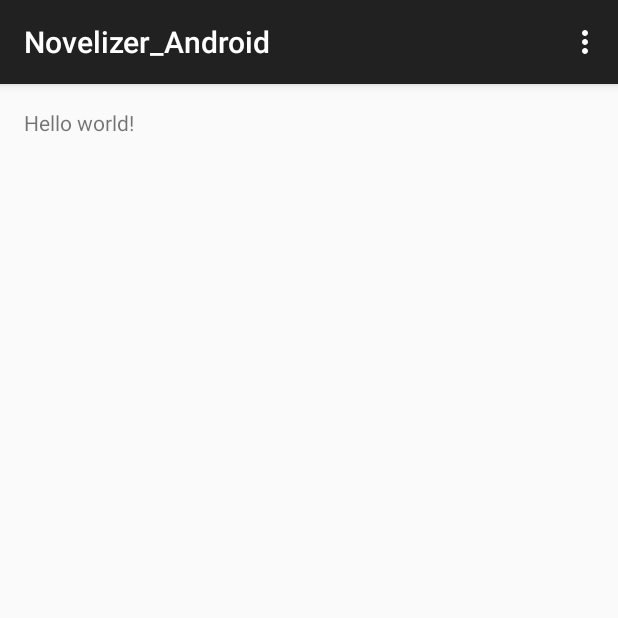
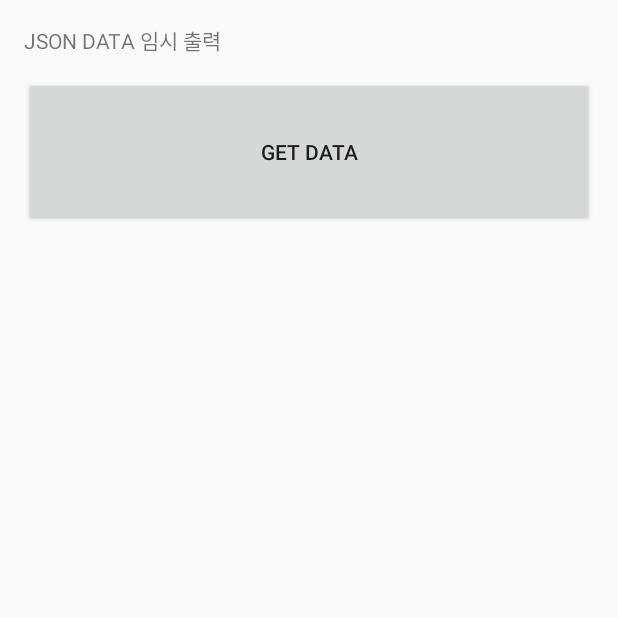
Before and after one commit to NHNNEXT/2015-03-DEVWEB-UNDEFINED, an Android app: the screen it shows after launch (ViewerActivity), on a phone screen of 412 x 824 dp, the top half of it. Run offline under Robolectric (Android 15) with nearby library versions, the light colour scheme and no system bars; 2 statements that could not run were skipped.

Commit message:
Android Retrofit 실험중

```diff
--- a/Novelizer_Android/app/build.gradle
+++ b/Novelizer_Android/app/build.gradle
@@ -22,4 +22,5 @@ android {
 dependencies {
     compile fileTree(dir: 'libs', include: ['*.jar'])
     compile 'com.android.support:appcompat-v7:22.2.0'
+    compile 'com.squareup.retrofit:retrofit:2.0.0-beta2'
 }
--- a/Novelizer_Android/app/src/main/AndroidManifest.xml
+++ b/Novelizer_Android/app/src/main/AndroidManifest.xml
@@ -1,6 +1,7 @@
 <?xml version="1.0" encoding="utf-8"?>
 <manifest xmlns:android="http://schemas.android.com/apk/res/android"
     package="nhnnext.novelizer_android" >
+    <uses-permission android:name="android.permission.INTERNET"/>
 
     <application
         android:allowBackup="true"
--- /dev/null
+++ b/Novelizer_Android/app/src/main/java/nhnnext/novelizer_android/NovelizerService.java
@@ -0,0 +1,17 @@
+package nhnnext.novelizer_android;
+
+
+import com.squareup.okhttp.ResponseBody;
+
+import retrofit.Call;
+import retrofit.http.GET;
+
+/**
+ * Created by JaeBong on 15. 11. 21..
+ */
+public interface NovelizerService {
+    @GET("/getBlockList?sceneId=1")
+    Call<ResponseBody> getBlockList();
+
+
+}
--- /dev/null
+++ b/Novelizer_Android/app/src/main/java/nhnnext/novelizer_android/ServerConnector.java
@@ -0,0 +1,33 @@
+package nhnnext.novelizer_android;
+
+
+import android.util.Log;
+import retrofit.Retrofit;
+
+/**
+ * Created by JaeBong on 15. 11. 21..
+ */
+public class ServerConnector {
+
+    Retrofit retrofit;
+    NovelizerService novelizerService;
+
+    public ServerConnector() {
+        retrofit = new Retrofit.Builder().baseUrl("http://127.0.0.1:8080").build();
+        novelizerService = retrofit.create(NovelizerService.class);
+
+    }
+
+    public String getBlockListByJSON() {
+        String result;
+        try {
+            result = novelizerService.getBlockList().execute().body().string();
+            Log.i("Body", result);
+        } catch (Exception e) {
+            result = "error";
+            Log.e("Error", "" + e);
+        }
+        return result;
+    }
+
+}
--- a/Novelizer_Android/app/src/main/java/nhnnext/novelizer_android/ViewerActivity.java
+++ b/Novelizer_Android/app/src/main/java/nhnnext/novelizer_android/ViewerActivity.java
@@ -1,9 +1,13 @@
 package nhnnext.novelizer_android;
 
+import android.os.Handler;
+import android.os.Message;
 import android.support.v7.app.AppCompatActivity;
 import android.os.Bundle;
 import android.view.Menu;
 import android.view.MenuItem;
+import android.view.View;
+import android.widget.TextView;
 
 public class ViewerActivity extends AppCompatActivity {
 
@@ -11,27 +15,28 @@ public class ViewerActivity extends AppCompatActivity {
     protected void onCreate(Bundle savedInstanceState) {
         super.onCreate(savedInstanceState);
         setContentView(R.layout.activity_viewer);
+        final ServerConnector serverConnector = new ServerConnector();
+
+        final TextView blockListTextView = (TextView) findViewById(R.id.textView_viewer_blockList);
+        findViewById(R.id.button_viewer_test).setOnClickListener(new View.OnClickListener() {
+            @Override
+            public void onClick(View v) {
+                new Thread(new Runnable() {
+                    @Override
+                    public void run() {
+                        final String data = serverConnector.getBlockListByJSON();
+                        runOnUiThread(new Runnable() {
+                            @Override
+                            public void run() {
+                                blockListTextView.setText(data);
+                            }
+                        });
+                    }
+                }).start();
+            }
+        });
+
     }
 
-    @Override
-    public boolean onCreateOptionsMenu(Menu menu) {
-        // Inflate the menu; this adds items to the action bar if it is present.
-        getMenuInflater().inflate(R.menu.menu_viewer, menu);
-        return true;
-    }
 
-    @Override
-    public boolean onOptionsItemSelected(MenuItem item) {
-        // Handle action bar item clicks here. The action bar will
-        // automatically handle clicks on the Home/Up button, so long
-        // as you specify a parent activity in AndroidManifest.xml.
-        int id = item.getItemId();
-
-        //noinspection SimplifiableIfStatement
-        if (id == R.id.action_settings) {
-            return true;
-        }
-
-        return super.onOptionsItemSelected(item);
-    }
 }
--- a/Novelizer_Android/app/src/main/res/layout/activity_viewer.xml
+++ b/Novelizer_Android/app/src/main/res/layout/activity_viewer.xml
@@ -1,11 +1,24 @@
 <RelativeLayout xmlns:android="http://schemas.android.com/apk/res/android"
-    xmlns:tools="http://schemas.android.com/tools" android:layout_width="match_parent"
-    android:layout_height="match_parent" android:paddingLeft="@dimen/activity_horizontal_margin"
+    xmlns:tools="http://schemas.android.com/tools" android:layout_width="wrap_content"
+    android:layout_height="wrap_content" android:paddingLeft="@dimen/activity_horizontal_margin"
     android:paddingRight="@dimen/activity_horizontal_margin"
     android:paddingTop="@dimen/activity_vertical_margin"
     android:paddingBottom="@dimen/activity_vertical_margin" tools:context=".ViewerActivity">
+    <TextView
+        android:layout_width="fill_parent"
+        android:layout_height="100dp"
+        android:id="@+id/textView_viewer_blockList"
+        android:text="JSON DATA 임시 출력"
+        />
+    <Button
+        android:layout_width="fill_parent"
+        android:layout_height="100dp"
+        android:id="@+id/button_viewer_test"
+        android:text="GET DATA"
+        android:layout_alignParentTop="true"
+        android:layout_alignParentLeft="true"
+        android:layout_alignParentStart="true"
+        android:layout_marginTop="35dp" />
 
-    <TextView android:text="@string/hello_world" android:layout_width="wrap_content"
-        android:layout_height="wrap_content" />
 
 </RelativeLayout>
--- a/Novelizer_Android/app/src/main/res/values/styles.xml
+++ b/Novelizer_Android/app/src/main/res/values/styles.xml
@@ -1,7 +1,7 @@
 <resources>
 
     <!-- Base application theme. -->
-    <style name="AppTheme" parent="Theme.AppCompat.Light.DarkActionBar">
+    <style name="AppTheme" parent="Theme.AppCompat.Light.NoActionBar">
         <!-- Customize your theme here. -->
     </style>
 
```
Also changed, not shown: 3 other files.
